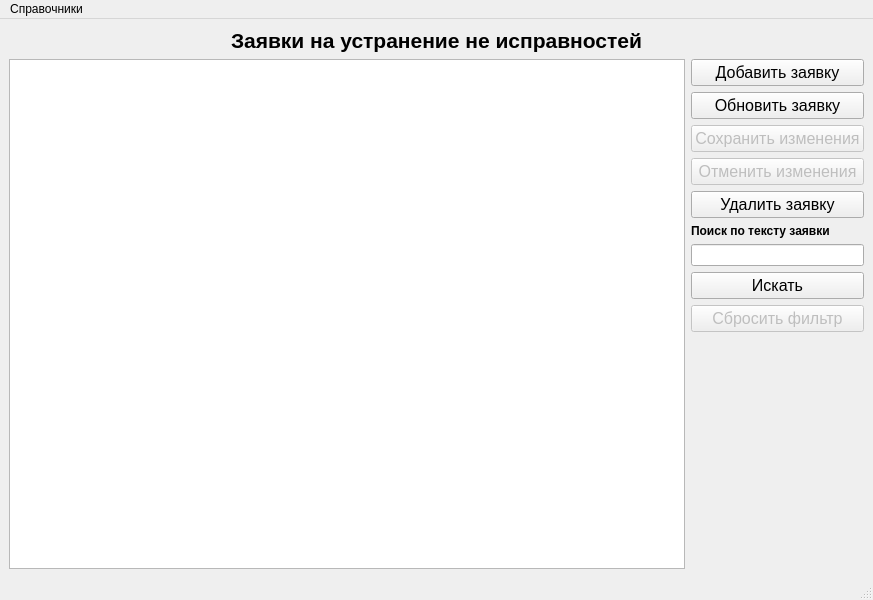
NadinD/Pyqt_db, file PyQT_BD/My_PyQt_db/main.ui: the form before one commit.
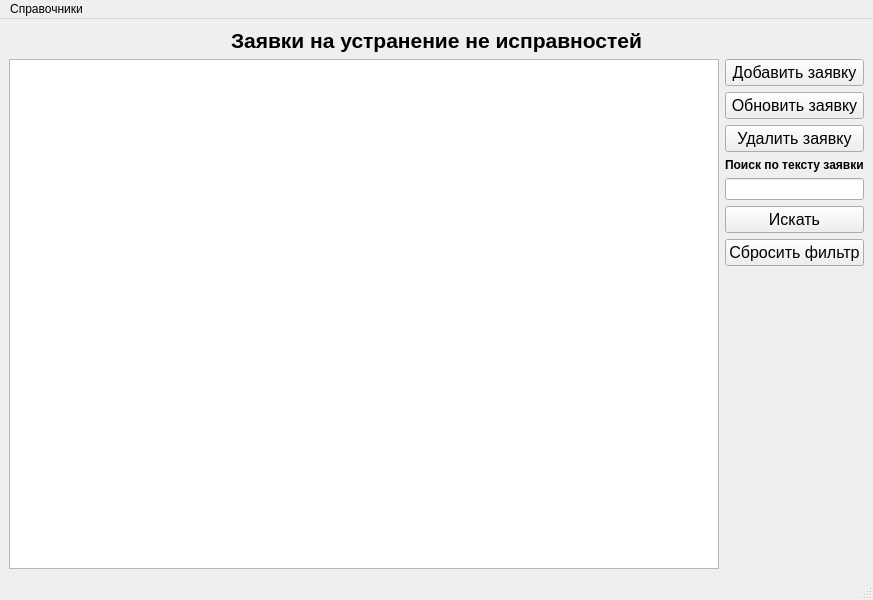
The form after the commit.

The edit to the form file:
```diff
--- a/PyQT_BD/My_PyQt_db/main.ui
+++ b/PyQT_BD/My_PyQt_db/main.ui
@@ -67,6 +67,15 @@
         <property name="enabled">
          <bool>true</bool>
         </property>
+        <attribute name="horizontalHeaderStretchLastSection">
+         <bool>true</bool>
+        </attribute>
+        <attribute name="verticalHeaderVisible">
+         <bool>false</bool>
+        </attribute>
+        <attribute name="verticalHeaderStretchLastSection">
+         <bool>false</bool>
+        </attribute>
        </widget>
       </item>
       <item>
@@ -95,36 +104,6 @@
           </property>
          </widget>
         </item>
-        <item>
-         <widget class="QPushButton" name="btProblemSave">
-          <property name="enabled">
-           <bool>false</bool>
-          </property>
-          <property name="font">
-           <font>
-            <pointsize>12</pointsize>
-           </font>
-          </property>
-          <property name="text">
-           <string>Сохранить изменения</string>
-          </property>
-         </widget>
-        </item>
-        <item>
-         <widget class="QPushButton" name="btProblemCancel">
-          <property name="enabled">
-           <bool>false</bool>
-          </property>
-          <property name="font">
-           <font>
-            <pointsize>12</pointsize>
-           </font>
-          </property>
-          <property name="text">
-           <string>Отменить изменения</string>
-          </property>
-         </widget>
-        </item>
         <item>
          <widget class="QPushButton" name="btProblemDel">
           <property name="font">
@@ -168,7 +147,7 @@
         <item>
          <widget class="QPushButton" name="btProblemReset">
           <property name="enabled">
-           <bool>false</bool>
+           <bool>true</bool>
           </property>
           <property name="font">
            <font>
```
Left out of the diff: 2 changed lines with no effect on the pictures.
